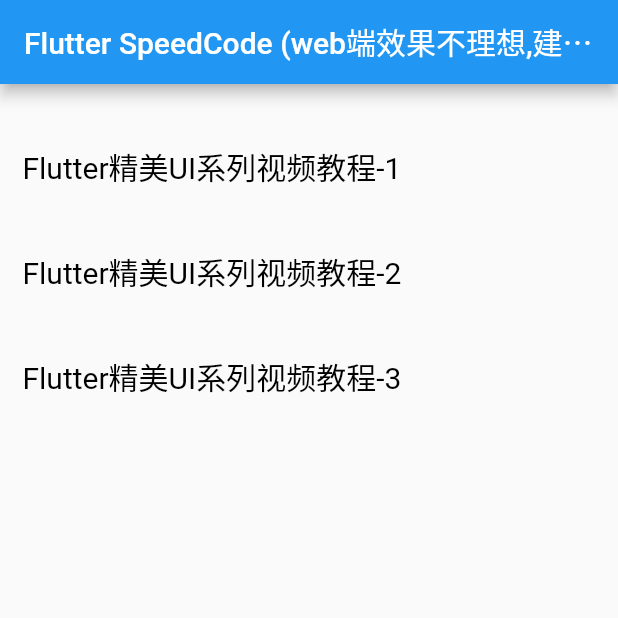
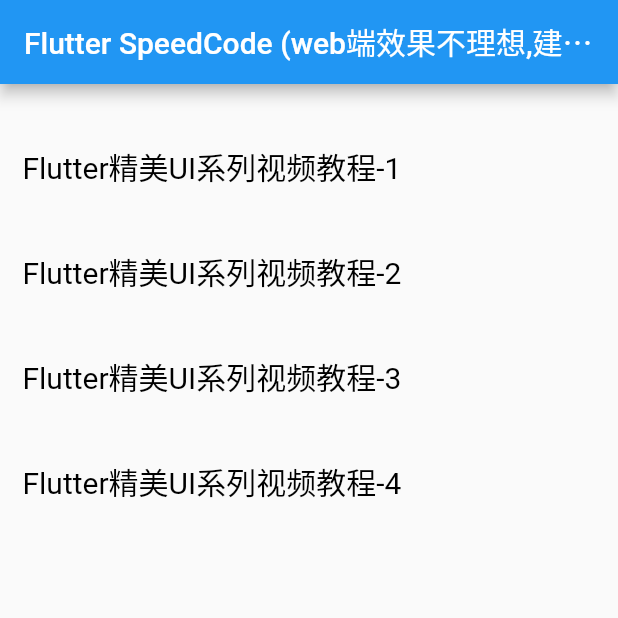
Before and after one commit to jiang111/flutter_code, a Flutter app: the screen it shows after launch, on a phone screen of 412 x 824 dp, the top half of it. Run offline on Flutter 3.47's test engine with Material 2 defaults, Android fonts, the phone set to English and light mode, and no system bars.

Commit message:
update ui_4

```diff
--- a/lib/home_page.dart
+++ b/lib/home_page.dart
@@ -2,6 +2,7 @@
 import 'package:flutter_speedcode/ui_2/home_page.dart' as ui_2;
 import 'package:flutter_speedcode/ui_3/home_page.dart' as ui_3;
 import 'package:flutter_speedcode/ui_1/home_page.dart' as ui_1;
+import 'package:flutter_speedcode/ui_4/home_page.dart' as ui_4;
 
 class HomePage extends StatelessWidget {
   @override
@@ -80,6 +81,25 @@
                 ),
               ),
             ),
+            GestureDetector(
+              onTap: () {
+                Navigator.of(context).push(
+                    MaterialPageRoute(builder: (context) => ui_4.HomePage()));
+              },
+              child: Padding(
+                padding: const EdgeInsets.symmetric(
+                  horizontal: 15,
+                  vertical: 20,
+                ),
+                child: Text(
+                  "Flutter精美UI系列视频教程-4",
+                  style: TextStyle(
+                    color: Colors.black,
+                    fontSize: 20,
+                  ),
+                ),
+              ),
+            ),
           ],
         ),
       ),
--- a/lib/no_four/home_page.dart
+++ b/lib/ui_4/home_page.dart
@@ -1,9 +1,9 @@
 import 'package:flutter/material.dart';
 import 'package:flutter/scheduler.dart';
-import 'package:flutter_scrollview/top_widget.dart';
 
 import 'bottom_widget.dart';
 import 'center_widget.dart';
+import 'top_widget.dart';
 
 class HomePage extends StatefulWidget {
   @override
@@ -51,6 +51,10 @@
       if (max_offset <= 0) {
         max_offset = 0;
       }
+
+      setState(() {
+
+      });
     });
   }
 
```
Also changed, not shown: lib/ui_4/bottom_widget.dart (renamed from lib/no_four/bottom_widget.dart), lib/ui_4/center_widget.dart (renamed from lib/no_four/center_widget.dart), lib/ui_4/top_widget.dart (renamed from lib/no_four/top_widget.dart), 1 other file.
